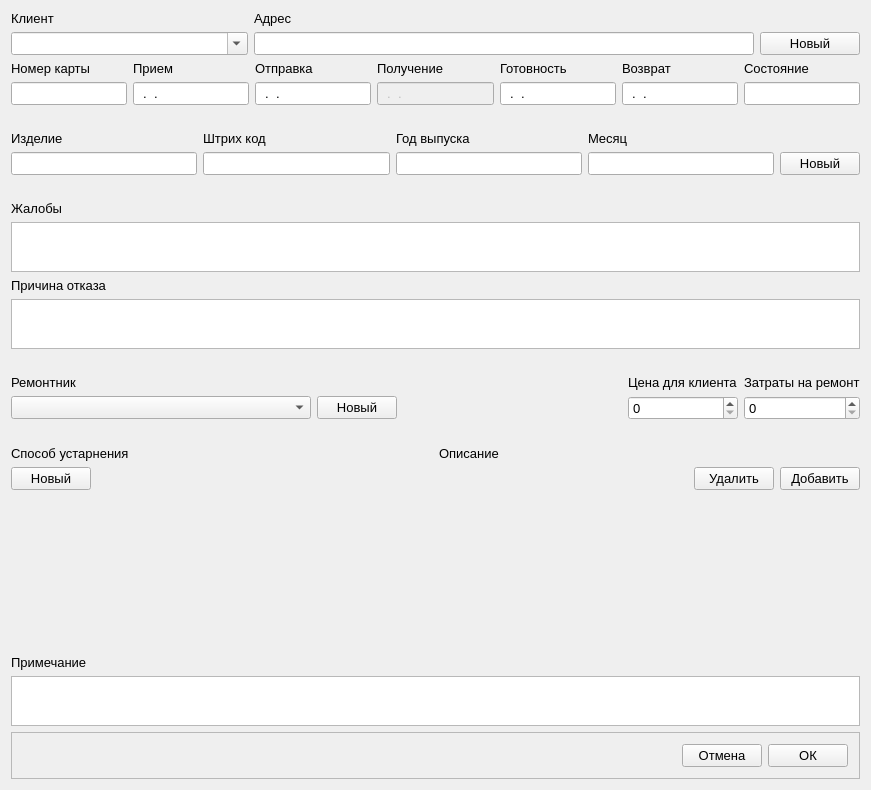
Before: the Qt Designer form addform.ui in Flamio/RepairCards, drawn with Qt 5.
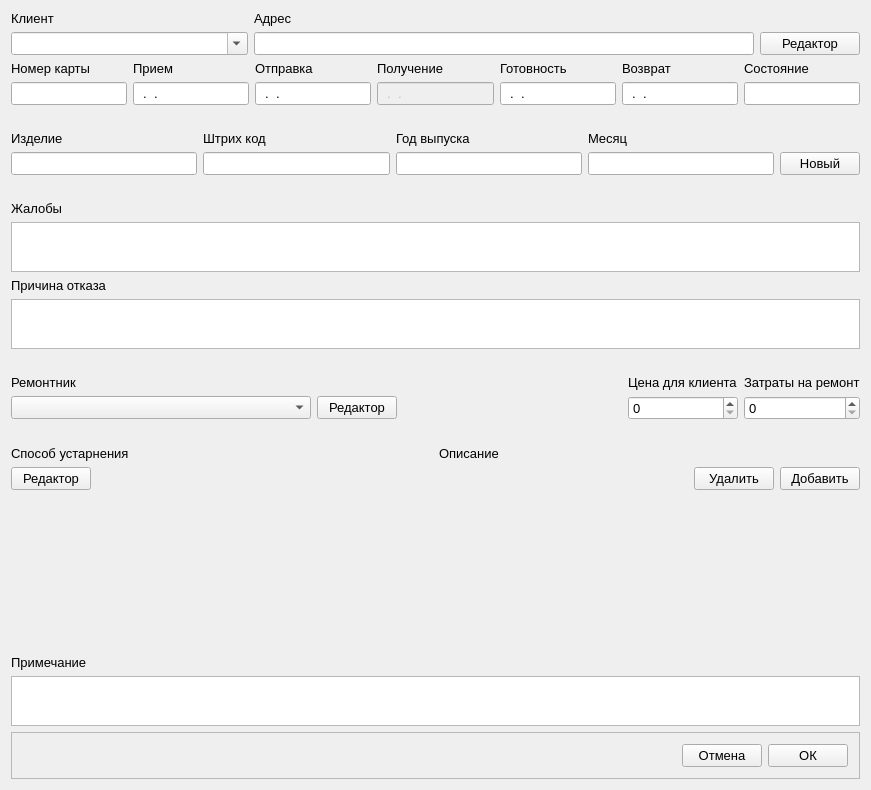
After: the same form once the commit is applied.

```diff
--- a/addform.ui
+++ b/addform.ui
@@ -87,7 +87,7 @@
            </font>
           </property>
           <property name="text">
-           <string>Новый</string>
+           <string>Редактор</string>
           </property>
          </widget>
         </item>
@@ -558,7 +558,7 @@
            </font>
           </property>
           <property name="text">
-           <string>Новый</string>
+           <string>Редактор</string>
           </property>
          </widget>
         </item>
@@ -724,7 +724,7 @@
            </font>
           </property>
           <property name="text">
-           <string>Новый</string>
+           <string>Редактор</string>
           </property>
          </widget>
         </item>
```
